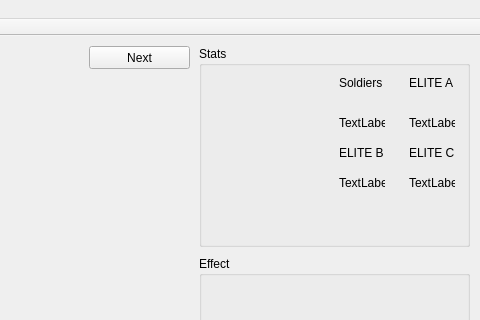
This is invadeui.ui in neodc/Invade as Qt 5 draws it before an edit; both pictures show x 351 to 831 and y 0 to 320 of the 831 by 543 pixel window. The edited form follows.
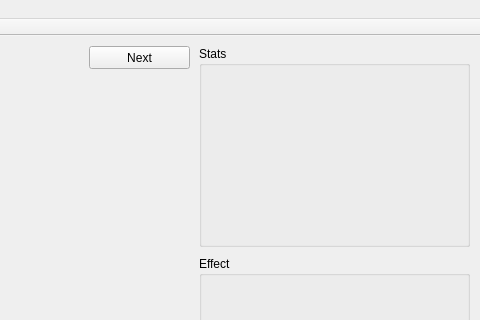
This is the edited form.

Commit message: Add EliteLabel + selectUnit

Patch:
```diff
--- a/invadeui.ui
+++ b/invadeui.ui
@@ -63,116 +63,12 @@
     <property name="title">
      <string>Stats</string>
     </property>
-    <widget class="QLabel" name="Soldiers_label_">
-     <property name="geometry">
-      <rect>
-       <x>140</x>
-       <y>30</y>
-       <width>46</width>
-       <height>13</height>
-      </rect>
-     </property>
-     <property name="text">
-      <string>Soldiers</string>
-     </property>
-    </widget>
-    <widget class="QLabel" name="ELITEA_label_">
-     <property name="geometry">
-      <rect>
-       <x>210</x>
-       <y>30</y>
-       <width>46</width>
-       <height>13</height>
-      </rect>
-     </property>
-     <property name="text">
-      <string>ELITE A</string>
-     </property>
-    </widget>
-    <widget class="QLabel" name="ELITEB_label_">
-     <property name="geometry">
-      <rect>
-       <x>140</x>
-       <y>100</y>
-       <width>46</width>
-       <height>13</height>
-      </rect>
-     </property>
-     <property name="text">
-      <string>ELITE B</string>
-     </property>
-    </widget>
-    <widget class="QLabel" name="ELITEC_label_">
-     <property name="geometry">
-      <rect>
-       <x>210</x>
-       <y>100</y>
-       <width>46</width>
-       <height>13</height>
-      </rect>
-     </property>
-     <property name="text">
-      <string>ELITE C</string>
-     </property>
-    </widget>
-    <widget class="QLabel" name="Soldiers_value_">
-     <property name="geometry">
-      <rect>
-       <x>140</x>
-       <y>70</y>
-       <width>46</width>
-       <height>13</height>
-      </rect>
-     </property>
-     <property name="text">
-      <string>TextLabel</string>
-     </property>
-    </widget>
-    <widget class="QLabel" name="ELITEA_value_">
-     <property name="geometry">
-      <rect>
-       <x>210</x>
-       <y>70</y>
-       <width>46</width>
-       <height>13</height>
-      </rect>
-     </property>
-     <property name="text">
-      <string>TextLabel</string>
-     </property>
-    </widget>
-    <widget class="QLabel" name="ELITEB_value_">
-     <property name="geometry">
-      <rect>
-       <x>140</x>
-       <y>130</y>
-       <width>46</width>
-       <height>13</height>
-      </rect>
-     </property>
-     <property name="text">
-      <string>TextLabel</string>
-     </property>
-    </widget>
-    <widget class="QLabel" name="ELITEC_value_">
-     <property name="geometry">
-      <rect>
-       <x>210</x>
-       <y>130</y>
-       <width>46</width>
-       <height>13</height>
-      </rect>
-     </property>
-     <property name="text">
-      <string>TextLabel</string>
-     </property>
-    </widget>
     <widget class="QWidget" name="gridLayoutWidget_2">
      <property name="geometry">
       <rect>
        <x>10</x>
        <y>20</y>
-       <width>131</width>
+       <width>251</width>
        <height>171</height>
       </rect>
      </property>
```
The commit also changes 6 other files.
